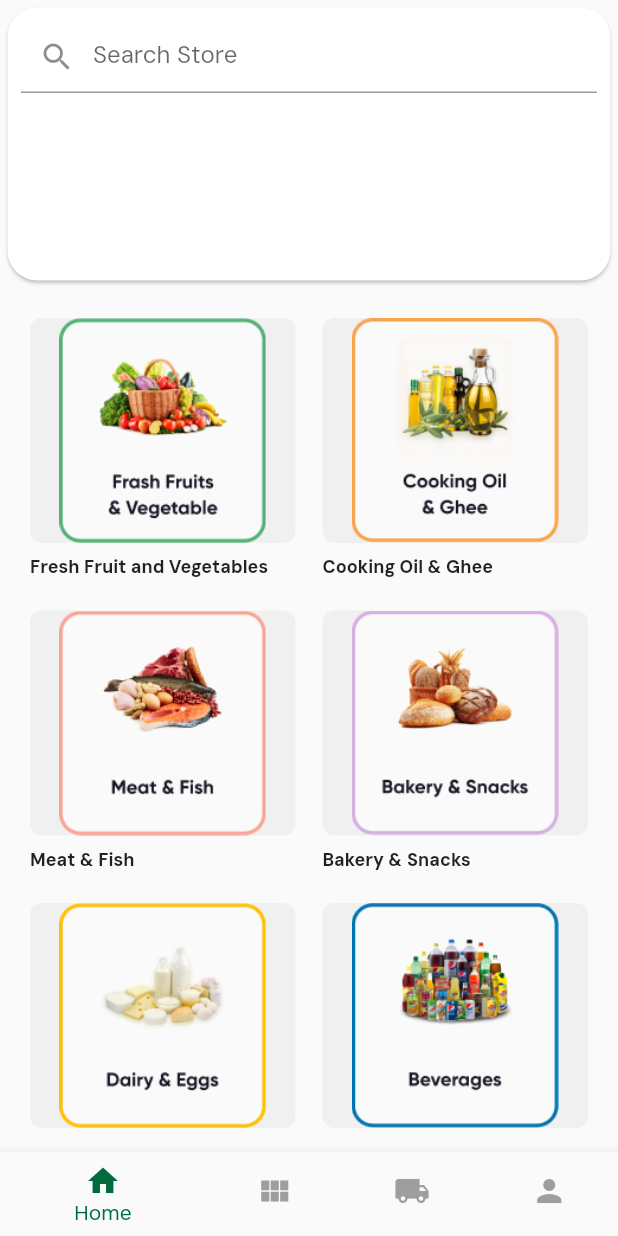
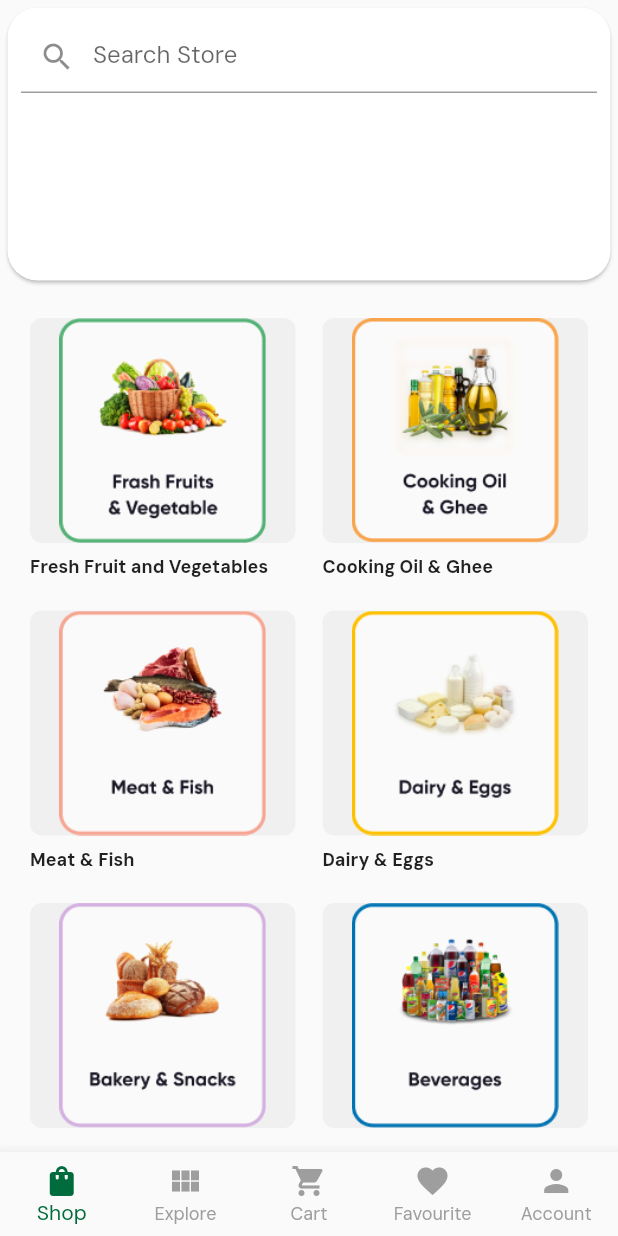
Before and after one commit to SSSamueLDS/googleignite_team7, a Flutter app: the BuyerExplore screen opened directly, on a phone screen of 412 x 824 dp. Run offline on Flutter 3.47's test engine with Material 2 defaults, Android fonts, the phone set to English and light mode, and no system bars.

Commit message:
changed buyer_landing

```diff
--- a/googleignite_team7/lib/screens/buyer_explore.dart
+++ b/googleignite_team7/lib/screens/buyer_explore.dart
@@ -20,14 +20,17 @@ class BuyerLanding extends StatelessWidget {
           ),
           Column(
             mainAxisAlignment: MainAxisAlignment.center,
-            children: [_buildLogo(context),
-            Expanded(child:
-            Stack(children: [
-
-              Expanded(child: BuyerExplore(),)
-
-            ],)
-            )],
+            children: [
+              _buildLogo(context),
+              Expanded(
+                  child: Stack(
+                children: [
+                  Expanded(
+                    child: BuyerExplore(),
+                  )
+                ],
+              ))
+            ],
           ),
         ]),
       ),
@@ -45,8 +48,6 @@ class BuyerLanding extends StatelessWidget {
     ),
   );
 }
-
-
 
 class SearchResults extends StatefulWidget {
   @override
@@ -74,8 +75,6 @@ class _SearchResultsState extends State<SearchResults> {
   @override
   void initState() {
     super.initState();
-
-
   }
 
   void filterSearchResults(String query) {
@@ -145,7 +144,6 @@ class _SearchResultsState extends State<SearchResults> {
   }
 }
 
-
 class BuyerExplore extends StatefulWidget {
   @override
   _BuyerExplore createState() => _BuyerExplore();
@@ -159,14 +157,14 @@ class _BuyerExplore extends State<BuyerExplore> {
     return Scaffold(
       body: Column(
         children: [
-          Expanded(child: SearchResults(),),
-
+          Expanded(
+            child: SearchResults(),
+          ),
           Expanded(
             flex: 3,
             child: Padding(
               padding: const EdgeInsets.all(5.0),
               child: HorizontalScrollExample(
-
                 verticalHeaderText: 'All Listings',
               ),
             ),
@@ -181,7 +179,8 @@ class _BuyerExplore extends State<BuyerExplore> {
           });
         },
         elevation: 8.0, // Add elevation here
-        selectedItemColor: Color.fromRGBO(0, 107, 60, 1), // Set the selected tab text color
+        selectedItemColor:
+            Color.fromRGBO(0, 107, 60, 1), // Set the selected tab text color
         unselectedItemColor: Colors.grey, // Set the unselected tab text color
         items: const [
           BottomNavigationBarItem(
@@ -210,7 +209,6 @@ class HorizontalScrollExample extends StatelessWidget {
   final String verticalHeaderText;
 
   HorizontalScrollExample({
-
     required this.verticalHeaderText,
   });
 
@@ -262,7 +260,6 @@ class HorizontalScrollExample extends StatelessWidget {
                                   fontWeight: FontWeight.bold, fontSize: 12.0),
                             ),
                           ),
-
                         ],
                       ),
                     ),
@@ -296,7 +293,6 @@ class HorizontalScrollExample extends StatelessWidget {
                                   fontWeight: FontWeight.bold, fontSize: 12.0),
                             ),
                           ),
-
                         ],
                       ),
                     ),
@@ -330,7 +326,39 @@ class HorizontalScrollExample extends StatelessWidget {
                                   fontWeight: FontWeight.bold, fontSize: 12.0),
                             ),
                           ),
-
+                        ],
+                      ),
+                    ),
+                    Container(
+                      padding: EdgeInsets.all(5.0),
+                      decoration: BoxDecoration(
+                        borderRadius: BorderRadius.circular(8.0),
+                        // color: Colors.orange,
+                      ),
+                      child: Column(
+                        children: [
+                          Container(
+                            height: 150, // Adjust the height as needed
+                            width:
+                                double.infinity, // Adjust the width as needed
+                            decoration: BoxDecoration(
+                              borderRadius: BorderRadius.circular(8.0),
+                              color: const Color.fromRGBO(240, 240, 240, 1),
+                            ),
+                            child: Image.asset(
+                              'assets/images/exploreimg5.png', // Replace with your image path
+                              fit: BoxFit.contain,
+                            ),
+                          ),
+                          const SizedBox(height: 8),
+                          const Align(
+                            alignment: Alignment.centerLeft,
+                            child: Text(
+                              'Dairy & Eggs',
+                              style: TextStyle(
+                                  fontWeight: FontWeight.bold, fontSize: 12.0),
+                            ),
+                          ),
                         ],
                       ),
                     ),
@@ -364,7 +392,6 @@ class HorizontalScrollExample extends StatelessWidget {
                                   fontWeight: FontWeight.bold, fontSize: 12),
                             ),
                           ),
-
                         ],
                       ),
                     ),
@@ -385,40 +412,6 @@ class HorizontalScrollExample extends StatelessWidget {
                               color: const Color.fromRGBO(240, 240, 240, 1),
                             ),
                             child: Image.asset(
-                              'assets/images/exploreimg5.png', // Replace with your image path
-                              fit: BoxFit.contain,
-                            ),
-                          ),
-                          const SizedBox(height: 8),
-                          const Align(
-                            alignment: Alignment.centerLeft,
-                            child: Text(
-                              'Dairy & Eggs',
-                              style: TextStyle(
-                                  fontWeight: FontWeight.bold, fontSize: 12.0),
-                            ),
-                          ),
-
-                        ],
-                      ),
-                    ),
-                    Container(
-                      padding: EdgeInsets.all(5.0),
-                      decoration: BoxDecoration(
-                        borderRadius: BorderRadius.circular(8.0),
-                        // color: Colors.orange,
-                      ),
-                      child: Column(
-                        children: [
-                          Container(
-                            height:150, // Adjust the height as needed
-                            width:
-                                double.infinity, // Adjust the width as needed
-                            decoration: BoxDecoration(
-                              borderRadius: BorderRadius.circular(8.0),
-                              color: const Color.fromRGBO(240, 240, 240, 1),
-                            ),
-                            child: Image.asset(
                               'assets/images/exploreimg6.png', // Replace with your image path
                               fit: BoxFit.contain,
                             ),
@@ -432,7 +425,6 @@ class HorizontalScrollExample extends StatelessWidget {
                                   fontWeight: FontWeight.bold, fontSize: 12.0),
                             ),
                           ),
-
                         ],
                       ),
                     ),
--- a/googleignite_team7/lib/screens/buyer_landing.dart
+++ b/googleignite_team7/lib/screens/buyer_landing.dart
@@ -31,14 +31,17 @@ class BuyerLanding extends StatelessWidget {
           ),
           Column(
             mainAxisAlignment: MainAxisAlignment.center,
-            children: [_buildLogo(context),
-            Expanded(child:
-            Stack(children: [
-
-              Expanded(child: BuyerExplore(),)
-
-            ],)
-            )],
+            children: [
+              _buildLogo(context),
+              Expanded(
+                  child: Stack(
+                children: [
+                  Expanded(
+                    child: BuyerExplore(),
+                  )
+                ],
+              ))
+            ],
           ),
         ]),
       ),
@@ -56,8 +59,6 @@ class BuyerLanding extends StatelessWidget {
     ),
   );
 }
-
-
 
 class SearchResults extends StatefulWidget {
   @override
@@ -85,8 +86,6 @@ class _SearchResultsState extends State<SearchResults> {
   @override
   void initState() {
     super.initState();
-
-
   }
 
   void filterSearchResults(String query) {
@@ -156,7 +155,6 @@ class _SearchResultsState extends State<SearchResults> {
   }
 }
 
-
 class BuyerExplore extends StatefulWidget {
   @override
   _BuyerExplore createState() => _BuyerExplore();
@@ -170,14 +168,14 @@ class _BuyerExplore extends State<BuyerExplore> {
     return Scaffold(
       body: Column(
         children: [
-          Expanded(child: SearchResults(),),
-
+          Expanded(
+            child: SearchResults(),
+          ),
           Expanded(
             flex: 3,
             child: Padding(
               padding: const EdgeInsets.all(5.0),
               child: HorizontalScrollExample(
-
                 verticalHeaderText: 'All Listings',
               ),
             ),
@@ -185,32 +183,34 @@ class _BuyerExplore extends State<BuyerExplore> {
         ],
       ),
       bottomNavigationBar: BottomNavigationBar(
+        type: BottomNavigationBarType.fixed,
         currentIndex: _currentIndex,
         onTap: (index) {
           setState(() {
             _currentIndex = index;
           });
         },
-        elevation: 8.0, // Add elevation here
-        selectedItemColor: Color.fromRGBO(0, 107, 60, 1), // Set the selected tab text color
-        unselectedItemColor: Colors.grey, // Set the unselected tab text color
+        elevation: 8.0,
+        selectedItemColor: Color.fromRGBO(0, 107, 60, 1),
+        unselectedItemColor: Colors.grey,
         items: const [
           BottomNavigationBarItem(
-            icon: Icon(Icons.home),
-            label: 'Home',
+            icon: Icon(Icons.shopping_bag),
+            label: 'Shop',
           ),
           BottomNavigationBarItem(
             icon: Icon(Icons.view_module),
-            label: 'Listings',
+            label: 'Explore',
           ),
           BottomNavigationBarItem(
-            icon: Icon(Icons.local_shipping),
-            label: 'Orders',
+            icon: Icon(Icons.shopping_cart),
+            label: 'Cart',
           ),
           BottomNavigationBarItem(
-            icon: Icon(Icons.person),
-            label: 'Profile',
+            icon: Icon(Icons.favorite),
+            label: 'Favourite',
           ),
+          BottomNavigationBarItem(icon: Icon(Icons.person), label: "Account")
         ],
       ),
     );
@@ -221,7 +221,6 @@ class HorizontalScrollExample extends StatelessWidget {
   final String verticalHeaderText;
 
   HorizontalScrollExample({
-
     required this.verticalHeaderText,
   });
 
@@ -273,7 +272,6 @@ class HorizontalScrollExample extends StatelessWidget {
                                   fontWeight: FontWeight.bold, fontSize: 12.0),
                             ),
                           ),
-
                         ],
                       ),
                     ),
@@ -307,7 +305,6 @@ class HorizontalScrollExample extends StatelessWidget {
                                   fontWeight: FontWeight.bold, fontSize: 12.0),
                             ),
                           ),
-
                         ],
                       ),
                     ),
@@ -341,7 +338,39 @@ class HorizontalScrollExample extends StatelessWidget {
                                   fontWeight: FontWeight.bold, fontSize: 12.0),
                             ),
                           ),
-
+                        ],
+                      ),
+                    ),
+                    Container(
+                      padding: EdgeInsets.all(5.0),
+                      decoration: BoxDecoration(
+                        borderRadius: BorderRadius.circular(8.0),
+                        // color: Colors.orange,
+                      ),
+                      child: Column(
+                        children: [
+                          Container(
+                            height: 150, // Adjust the height as needed
+                            width:
+                                double.infinity, // Adjust the width as needed
+                            decoration: BoxDecoration(
+                              borderRadius: BorderRadius.circular(8.0),
+                              color: const Color.fromRGBO(240, 240, 240, 1),
+                            ),
+                            child: Image.asset(
+                              'assets/images/exploreimg5.png', // Replace with your image path
+                              fit: BoxFit.contain,
+                            ),
+                          ),
+                          const SizedBox(height: 8),
+                          const Align(
+                            alignment: Alignment.centerLeft,
+                            child: Text(
+                              'Dairy & Eggs',
+                              style: TextStyle(
+                                  fontWeight: FontWeight.bold, fontSize: 12.0),
+                            ),
+                          ),
                         ],
                       ),
                     ),
@@ -375,7 +404,6 @@ class HorizontalScrollExample extends StatelessWidget {
                                   fontWeight: FontWeight.bold, fontSize: 12),
                             ),
                           ),
-
                         ],
                       ),
                     ),
@@ -396,40 +424,6 @@ class HorizontalScrollExample extends StatelessWidget {
                               color: const Color.fromRGBO(240, 240, 240, 1),
                             ),
                             child: Image.asset(
-                              'assets/images/exploreimg5.png', // Replace with your image path
-                              fit: BoxFit.contain,
-                            ),
-                          ),
-                          const SizedBox(height: 8),
-                          const Align(
-                            alignment: Alignment.centerLeft,
-                            child: Text(
-                              'Dairy & Eggs',
-                              style: TextStyle(
-                                  fontWeight: FontWeight.bold, fontSize: 12.0),
-                            ),
-                          ),
-
-                        ],
-                      ),
-                    ),
-                    Container(
-                      padding: EdgeInsets.all(5.0),
-                      decoration: BoxDecoration(
-                        borderRadius: BorderRadius.circular(8.0),
-                        // color: Colors.orange,
-                      ),
-                      child: Column(
-                        children: [
-                          Container(
-                            height:150, // Adjust the height as needed
-                            width:
-                                double.infinity, // Adjust the width as needed
-                            decoration: BoxDecoration(
-                              borderRadius: BorderRadius.circular(8.0),
-                              color: const Color.fromRGBO(240, 240, 240, 1),
-                            ),
-                            child: Image.asset(
                               'assets/images/exploreimg6.png', // Replace with your image path
                               fit: BoxFit.contain,
                             ),
@@ -443,7 +437,6 @@ class HorizontalScrollExample extends StatelessWidget {
                                   fontWeight: FontWeight.bold, fontSize: 12.0),
                             ),
                           ),
-
                         ],
                       ),
                     ),
```
Lines whose indentation alone changed are shown as unchanged.
